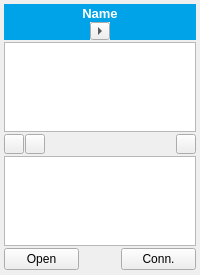
This is spinetoolbox/ui/subwindow_data_store.ui in spine-tools/Spine-Toolbox as Qt 5 draws it before an edit. The edited form follows.
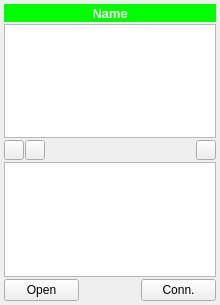
This is the edited form. Icons and pictures are not drawn.

```diff
--- a/spinetoolbox/ui/subwindow_data_store.ui
+++ b/spinetoolbox/ui/subwindow_data_store.ui
@@ -29,12 +29,12 @@
    <rect>
     <x>0</x>
     <y>0</y>
-    <width>200</width>
-    <height>275</height>
+    <width>220</width>
+    <height>305</height>
    </rect>
   </property>
   <property name="sizePolicy">
-   <sizepolicy hsizetype="Minimum" vsizetype="Minimum">
+   <sizepolicy hsizetype="Expanding" vsizetype="Expanding">
     <horstretch>0</horstretch>
     <verstretch>0</verstretch>
    </sizepolicy>
@@ -95,7 +95,7 @@
        <item>
         <widget class="QLabel" name="label_name">
          <property name="sizePolicy">
-          <sizepolicy hsizetype="Preferred" vsizetype="Minimum">
+          <sizepolicy hsizetype="Preferred" vsizetype="Fixed">
            <horstretch>0</horstretch>
            <verstretch>0</verstretch>
           </sizepolicy>
@@ -120,7 +120,7 @@
           </font>
          </property>
          <property name="styleSheet">
-          <string notr="true">background-color: rgb(0,162, 232);
+          <string notr="true">background-color: rgb(0,255, 0);
 color: rgb(255, 255, 255);</string>
          </property>
          <property name="text">
@@ -134,128 +134,12 @@
          </property>
         </widget>
        </item>
-       <item>
-        <layout class="QHBoxLayout" name="horizontalLayout_3">
-         <property name="spacing">
-          <number>0</number>
-         </property>
-         <item>
-          <widget class="QLabel" name="label_name_2">
-           <property name="sizePolicy">
-            <sizepolicy hsizetype="Preferred" vsizetype="Fixed">
-             <horstretch>0</horstretch>
-             <verstretch>0</verstretch>
-            </sizepolicy>
-           </property>
-           <property name="minimumSize">
-            <size>
-             <width>0</width>
-             <height>18</height>
-            </size>
-           </property>
-           <property name="maximumSize">
-            <size>
-             <width>16777215</width>
-             <height>18</height>
-            </size>
-           </property>
-           <property name="font">
-            <font>
-             <pointsize>10</pointsize>
-             <weight>75</weight>
-             <bold>true</bold>
-            </font>
-           </property>
-           <property name="styleSheet">
-            <string notr="true">background-color: rgb(0,162, 232);
-color: rgb(255, 255, 255);</string>
-           </property>
-           <property name="text">
-            <string/>
-           </property>
-           <property name="alignment">
-            <set>Qt::AlignCenter</set>
-           </property>
-           <property name="wordWrap">
-            <bool>true</bool>
-           </property>
-          </widget>
-         </item>
-         <item>
-          <widget class="QToolButton" name="toolButton_connector">
-           <property name="minimumSize">
-            <size>
-             <width>0</width>
-             <height>1</height>
-            </size>
-           </property>
-           <property name="toolTip">
-            <string>Draw connections from/to here.</string>
-           </property>
-           <property name="text">
-            <string>...</string>
-           </property>
-           <property name="iconSize">
-            <size>
-             <width>12</width>
-             <height>12</height>
-            </size>
-           </property>
-           <property name="arrowType">
-            <enum>Qt::RightArrow</enum>
-           </property>
-          </widget>
-         </item>
-         <item>
-          <widget class="QLabel" name="label_name_3">
-           <property name="sizePolicy">
-            <sizepolicy hsizetype="Preferred" vsizetype="Fixed">
-             <horstretch>0</horstretch>
-             <verstretch>0</verstretch>
-            </sizepolicy>
-           </property>
-           <property name="minimumSize">
-            <size>
-             <width>0</width>
-             <height>12</height>
-            </size>
-           </property>
-           <property name="maximumSize">
-            <size>
-             <width>16777215</width>
-             <height>18</height>
-            </size>
-           </property>
-           <property name="font">
-            <font>
-             <pointsize>10</pointsize>
-             <weight>75</weight>
-             <bold>true</bold>
-            </font>
-           </property>
-           <property name="styleSheet">
-            <string notr="true">background-color: rgb(0,162, 232);
-color: rgb(255, 255, 255);</string>
-           </property>
-           <property name="text">
-            <string/>
-           </property>
-           <property name="alignment">
-            <set>Qt::AlignCenter</set>
-           </property>
-           <property name="wordWrap">
-            <bool>true</bool>
-           </property>
-          </widget>
-         </item>
-        </layout>
-       </item>
       </layout>
      </item>
      <item>
       <widget class="QTreeView" name="treeView_references">
        <property name="sizePolicy">
-        <sizepolicy hsizetype="Minimum" vsizetype="Minimum">
+        <sizepolicy hsizetype="Expanding" vsizetype="Expanding">
          <horstretch>0</horstretch>
          <verstretch>0</verstretch>
         </sizepolicy>
@@ -409,7 +293,7 @@
      <item>
       <widget class="QTreeView" name="treeView_data">
        <property name="sizePolicy">
-        <sizepolicy hsizetype="Minimum" vsizetype="Minimum">
+        <sizepolicy hsizetype="Expanding" vsizetype="Expanding">
          <horstretch>0</horstretch>
          <verstretch>0</verstretch>
         </sizepolicy>
```
Left out of the diff: 2 changed lines with no effect on the pictures.
